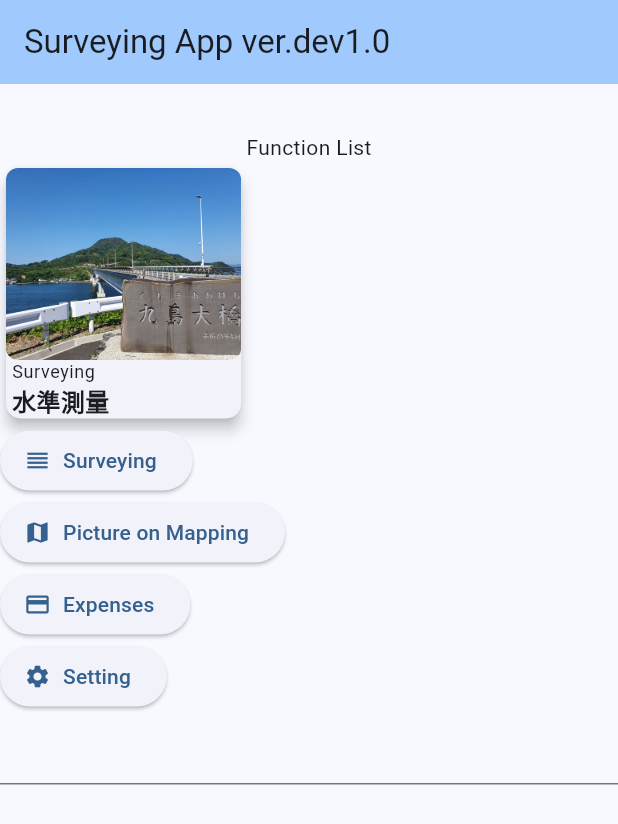
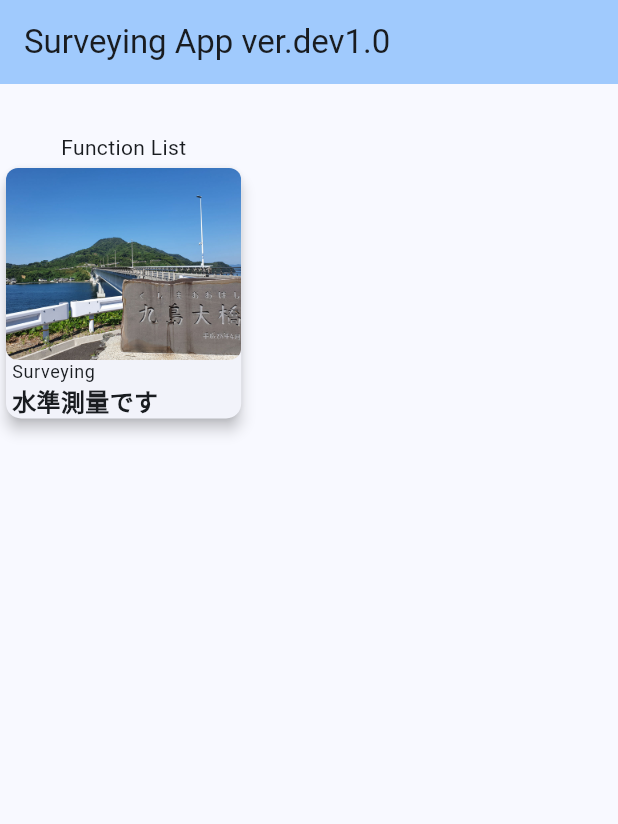
Before and after one commit to snrnapa/surveying_flutter, a Flutter app: the screen it shows after launch, on a phone screen of 412 x 824 dp. Shown: the top 824 px of the screen. Run offline on Flutter 3.47's test engine with Material 3 defaults, Android fonts, the phone set to English and light mode, and no system bars; our stand-ins replace sqflite; accounts and stored records are empty.

Commit message:
mainMenuのcardをコンポーネント化ｓた

```diff
--- /dev/null
+++ b/lib/components/menu_card_template.dart
@@ -0,0 +1,61 @@
+import 'package:flutter/material.dart';
+
+class MenuCardTemplate extends StatelessWidget {
+  const MenuCardTemplate({
+    Key? key,
+    required this.imagePath,
+    required this.mainTitle,
+    required this.explain,
+  }) : super(key: key);
+  final String imagePath;
+  final String mainTitle;
+  final String explain;
+
+  @override
+  Widget build(BuildContext context) {
+    return Card(
+      elevation: 4,
+      shape: RoundedRectangleBorder(
+        borderRadius: BorderRadius.circular(10),
+      ),
+      child: Column(
+        children: [
+          // 画像
+          SizedBox(
+              width: double.infinity,
+              height: 128,
+              child: Container(
+                child: ClipRRect(
+                    borderRadius: BorderRadius.circular(8.0),
+                    child: Image.asset(
+                      imagePath,
+                      fit: BoxFit.cover,
+                    )),
+              )),
+          // タイトル
+          Container(
+            width: double.infinity,
+            padding: const EdgeInsets.only(left: 4),
+            child: Text(
+              mainTitle,
+              overflow: TextOverflow.ellipsis,
+              style: Theme.of(context).textTheme.bodySmall,
+            ),
+          ),
+          // 説明文
+          Container(
+            width: double.infinity,
+            padding: const EdgeInsets.only(left: 4),
+            child: Text(
+              explain,
+              style: TextStyle(
+                fontSize: 16,
+                fontWeight: FontWeight.bold,
+              ),
+            ),
+          ),
+        ],
+      ),
+    );
+  }
+}
--- a/lib/main.dart
+++ b/lib/main.dart
@@ -1,4 +1,5 @@
 import 'package:flutter/material.dart';
+import 'package:surveying_app/components/menu_card_template.dart';
 import 'package:surveying_app/database_init.dart';
 import 'package:surveying_app/surveying_list.dart';
 
@@ -57,8 +58,8 @@ class _MyHomePageState extends State<MyHomePage> {
               children: <Widget>[
                 ConstrainedBox(
                   constraints: BoxConstraints(
-                      maxWidth: MediaQuery.of(context).size.width *
-                          0.4, // カードの横幅（最大値）
+                    maxWidth:
+                        MediaQuery.of(context).size.width * 0.4, // カードの横幅（最大値）
                   ),
                   child: GestureDetector(
                     onTap: () {
@@ -68,81 +69,42 @@ class _MyHomePageState extends State<MyHomePage> {
                             builder: (context) => SurveyingList()),
                       );
                     },
-                      child: Card(
-                        elevation: 4,
-                        shape: RoundedRectangleBorder(
-                          borderRadius: BorderRadius.circular(10),
-                        ),
-                        child: Column(
-                          children: [
-                            // 画像
-                            SizedBox(
-                                width: double.infinity,
-                                height: 128,
-                                child: Container(
-                                  child: ClipRRect(
-                                      borderRadius: BorderRadius.circular(8.0),
-                                      child: Image.asset(
-                                        'appImage/kushima.jpg',
-                                        fit: BoxFit.cover,
-                                      )),
-                                )),
-                            // タイトル
-                            Container(
-                              width: double.infinity,
-                              padding: const EdgeInsets.only(left: 4),
-                              child: Text(
-                                'Surveying',
-                                overflow: TextOverflow.ellipsis,
-                                style: Theme.of(context).textTheme.bodySmall,
+                    child: MenuCardTemplate(
+                        imagePath: 'appImage/kushima.jpg',
+                        mainTitle: 'Surveying',
+                        explain: '水準測量です'),
                   ),
                 ),
-                            // 説明文
-                            Container(
-                              width: double.infinity,
-                              padding: const EdgeInsets.only(left: 4),
-                              child: const Text(
-                                '水準測量',
-                                style: TextStyle(
-                                  fontSize: 16,
-                                  fontWeight: FontWeight.bold,
-                                ),
-                              ),
-                            ),
-                          ],
-                        ),
-                      ),
-                    )),
-                ElevatedButton.icon(
-                  focusNode: primaryFocus,
-                  label: Text('Surveying'),
-                  onPressed: () {
-                    Navigator.push(
-                      context,
-                      MaterialPageRoute(builder: (context) => SurveyingList()),
-                    );
-                  },
-                  icon: Icon(Icons.reorder),
-                ),
-                ElevatedButton.icon(
-                  label: Text('Picture on Mapping'),
-                  onPressed: () => {},
-                  icon: Icon(Icons.map),
-                ),
-                ElevatedButton.icon(
-                  label: Text('Expenses'),
-                  onPressed: () {},
-                  icon: Icon(Icons.payment),
-                ),
-                ElevatedButton.icon(
-                  label: Text('Setting'),
-                  onPressed: () {},
-                  icon: Icon(Icons.settings),
-                ),
-                Container(
-                  width: double.infinity,
-                  child: TextField(),
-                )
+                // ElevatedButton.icon(
+                //   focusNode: primaryFocus,
+                //   label: Text('Surveying'),
+                //   onPressed: () {
+                //     Navigator.push(
+                //       context,
+                //       MaterialPageRoute(builder: (context) => SurveyingList()),
+                //     );
+                //   },
+                //   icon: Icon(Icons.reorder),
+                // ),
+                // ElevatedButton.icon(
+                //   label: Text('Picture on Mapping'),
+                //   onPressed: () => {},
+                //   icon: Icon(Icons.map),
+                // ),
+                // ElevatedButton.icon(
+                //   label: Text('Expenses'),
+                //   onPressed: () {},
+                //   icon: Icon(Icons.payment),
+                // ),
+                // ElevatedButton.icon(
+                //   label: Text('Setting'),
+                //   onPressed: () {},
+                //   icon: Icon(Icons.settings),
+                // ),
+                // Container(
+                //   width: double.infinity,
+                //   child: TextField(),
+                // )
               ],
             )
           ],
```
Lines whose indentation alone changed are shown as unchanged.
